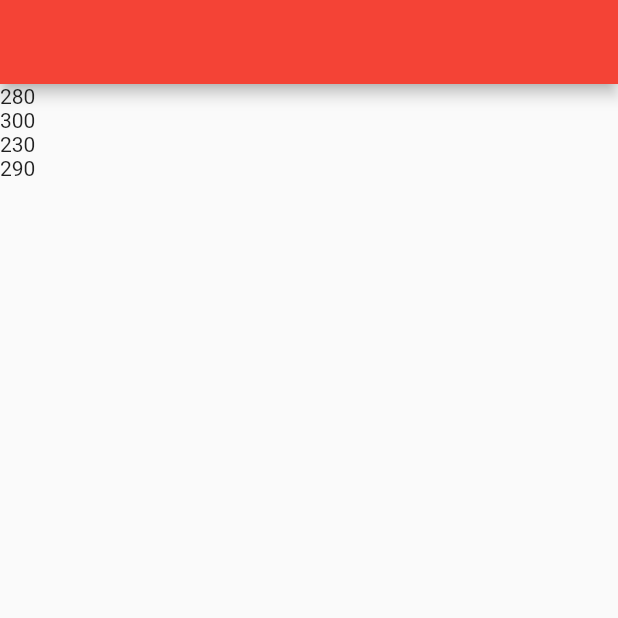
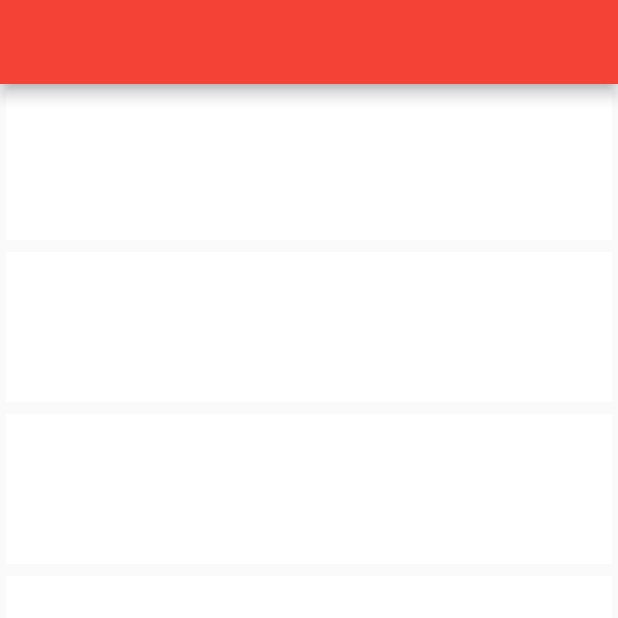
Before and after one commit to Ammarit2545/LAB-8---UI-Food-Menu, a Flutter app: the screen it shows after launch, on a phone screen of 412 x 824 dp, the top half of it. Run offline on Flutter 3.47's test engine with Material 2 defaults, Android fonts, the phone set to English and light mode, and no system bars.

Commit message:
3th - Add Card

```diff
--- a/lib/menu.dart
+++ b/lib/menu.dart
@@ -25,7 +25,14 @@ class _MenuState extends State<Menu> {
     return ListView.builder(
       itemCount: foodList.length,
       itemBuilder: (_, index) {
-        return Text("${foodList[index][1]}");
+        return Card(
+          elevation: 0,
+          shape: RoundedRectangleBorder(borderRadius: BorderRadius.zero),
+          child: Container(
+            height: 100,
+            width: double.infinity,
+          ),
+        );
       },
     );
   }
```
